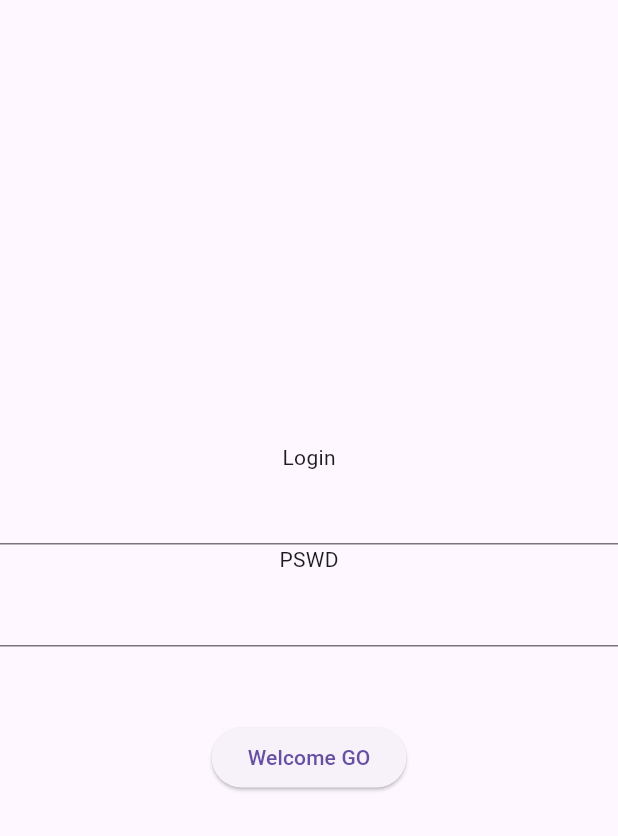
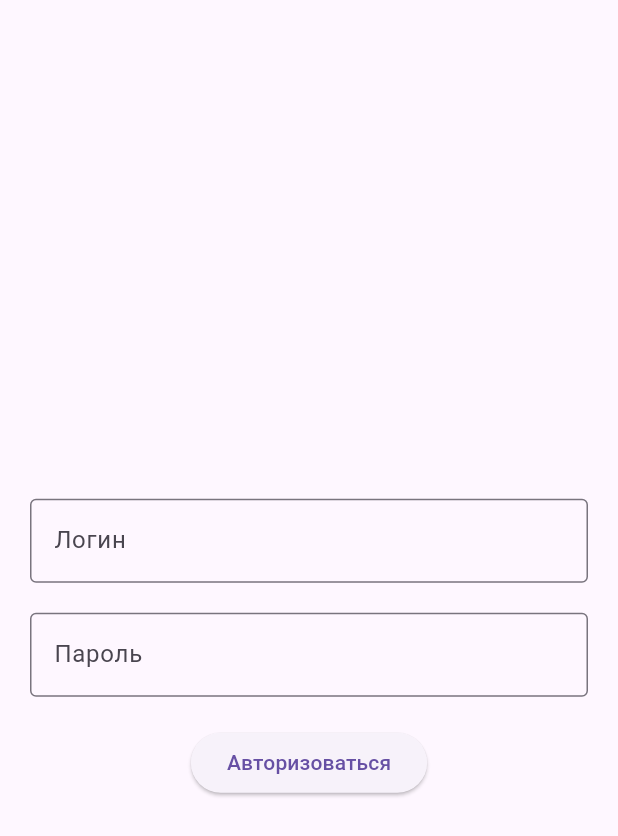
Before and after one commit to DenUP/architecture_studying, a Flutter app: the screen it shows after launch, on a phone screen of 412 x 824 dp. Shown: the top 836 px of the screen. Run offline on Flutter 3.47's test engine with Material 3 defaults, Android fonts, the phone set to English and light mode, and no system bars; our stand-ins replace flutter_secure_storage, shared_preferences.

Commit message:
+ State in Auth [MVVM]

```diff
--- a/lib/app.dart
+++ b/lib/app.dart
@@ -11,7 +11,7 @@ class App extends StatelessWidget {
     return MaterialApp(
       initialRoute: '/',
       routes: {
-        '/': (context) => const AuthWidget(),
+        '/': (context) => AuthWidget.create(),
         '/home': (context) => const Home()
       },
     );
--- a/lib/ui/widgets/auth_widget.dart
+++ b/lib/ui/widgets/auth_widget.dart
@@ -1,45 +1,172 @@
-import 'package:architecture_studying/ui/models/auth_model.dart';
+// ignore_for_file: public_member_api_docs, sort_constructors_first
+import 'package:architecture_studying/domain/data_provider/auth_api_provider.dart';
+import 'package:architecture_studying/service/auth_service.dart';
 import 'package:flutter/material.dart';
-import 'package:flutter/widgets.dart';
+import 'package:provider/provider.dart';
 
-class AuthWidget extends StatefulWidget {
+enum _ViewModelAuthButtonState { CanSumbit, AuthProgress, Disable }
+
+class _ViewModelState {
+  final String errorTitle;
+  final String login;
+  final String password;
+  final _ViewModelAuthButtonState buttonState;
+
+  _ViewModelState(
+      {this.errorTitle = '',
+      this.login = '',
+      this.password = '',
+      this.buttonState = _ViewModelAuthButtonState.CanSumbit});
+
+  _ViewModelState copyWith({
+    String? errorTitle,
+    String? login,
+    String? password,
+    _ViewModelAuthButtonState? buttonState,
+  }) {
+    return _ViewModelState(
+      errorTitle: errorTitle ?? this.errorTitle,
+      login: login ?? this.login,
+      password: password ?? this.password,
+      buttonState: buttonState ?? this.buttonState,
+    );
+  }
+}
+
+class _ViewModel extends ChangeNotifier {
+  final _authService = AuthService();
+  var _state = _ViewModelState();
+  _ViewModelState get state => _state;
+
+  void changeLogin(String value) {
+    if (_state.login == value) return;
+    _state = _state.copyWith(login: value);
+    notifyListeners();
+  }
+
+  void changePassword(String value) {
+    if (_state.password == value) return;
+    _state = _state.copyWith(login: value);
+    notifyListeners();
+  }
+
+  Future<void> onAuthButtonPrecess() async {
+    final login = _state.login;
+    final password = _state.password;
+    if (login.isEmpty || password.isEmpty) return;
+
+    try {
+      await _authService.login(login, password);
+    } on AuthApiProviderIsCorrectLoginDataProvider {
+      _state = _state.copyWith(errorTitle: 'Неправильный логин или пароль');
+    } catch (exeption) {
+      _state = _state.copyWith(errorTitle: 'Не удалось понять ошибку');
+    }
+  }
+}
+
+class AuthWidget extends StatelessWidget {
   const AuthWidget({super.key});
 
+  static Widget create() {
+    return ChangeNotifierProvider(
+      create: (_) => _ViewModel(),
+      child: const AuthWidget(),
+    );
+  }
+
   @override
-  State<AuthWidget> createState() => _AuthWidgetState();
+  Widget build(BuildContext context) {
+    return Scaffold(
+      body: SafeArea(
+          child: Center(
+        child: Padding(
+          padding: const EdgeInsets.all(20.0),
+          child: Column(
+            mainAxisSize: MainAxisSize.min,
+            children: [
+              ErrorText(),
+              SizedBox(
+                height: 20,
+              ),
+              FormAuthLogin(),
+              SizedBox(
+                height: 20,
+              ),
+              FormAuthPassword(),
+              SizedBox(
+                height: 20,
+              ),
+              AuthButton()
+            ],
+          ),
+        ),
+      )),
+    );
+  }
 }
 
-// final login = TextEditingController();
-// final password = TextEditingController();
+class FormAuthLogin extends StatelessWidget {
+  const FormAuthLogin({super.key});
 
-class _AuthWidgetState extends State<AuthWidget> {
   @override
   Widget build(BuildContext context) {
-    final model = AuthModel();
-    return SafeArea(
-        child: Scaffold(
-      body: Column(
-        mainAxisAlignment: MainAxisAlignment.center,
-        children: [
-          const Text('Login'),
-          TextFormField(
-            controller: model.loginController,
-          ),
-          const Text('PSWD'),
-          TextFormField(
-            controller: model.passwordController,
-          ),
-          const SizedBox(
-            height: 50,
-          ),
-          ElevatedButton(
-              onPressed: () {
-                model.login(context, model.loginController.text,
-                    model.passwordController.text);
-              },
-              child: const Text('Welcome GO'))
-        ],
-      ),
-    ));
+    final model = context.read<_ViewModel>();
+    return TextFormField(
+      decoration: InputDecoration(
+          label: Text('Логин'),
+          border: OutlineInputBorder(
+              borderSide: BorderSide(width: 2, color: Colors.black12))),
+      onChanged: model.changeLogin,
+    );
   }
 }
+
+class FormAuthPassword extends StatelessWidget {
+  const FormAuthPassword({super.key});
+
+  @override
+  Widget build(BuildContext context) {
+    final model = context.read<_ViewModel>();
+    return TextFormField(
+      decoration: InputDecoration(
+          label: Text('Пароль'),
+          border: OutlineInputBorder(
+              borderSide: BorderSide(width: 2, color: Colors.black12))),
+      onChanged: model.changePassword,
+    );
+  }
+}
+
+class ErrorText extends StatelessWidget {
+  const ErrorText({super.key});
+
+  @override
+  Widget build(BuildContext context) {
+    final authErrorText = context.select(
+      (_ViewModel value) => value.state.errorTitle,
+    );
+    return Text(
+      authErrorText,
+      style: TextStyle(color: Colors.red),
+    );
+  }
+}
+
+class AuthButton extends StatelessWidget {
+  const AuthButton({super.key});
+
+  @override
+  Widget build(BuildContext context) {
+    final model = context.read<_ViewModel>();
+    final buttonState =
+        context.select((_ViewModel value) => value.state.buttonState);
+    final onPressed = buttonState == _ViewModelAuthButtonState.CanSumbit
+        ? model.onAuthButtonPrecess
+        : null;
+    final child = buttonState == _ViewModelAuthButtonState.AuthProgress
+        ? const CircularProgressIndicator()
+        : const Text('Авторизоваться');
+    return ElevatedButton(onPressed: onPressed, child: child);
+  }
+}
```
